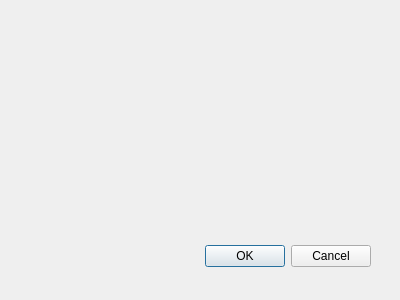
This is plaintext_to_geometry/plaintext_to_geometry_dialog_base.ui in strpaw/qgis3-plain-text-to-geometry as Qt 5 draws it before an edit. The edited form follows.
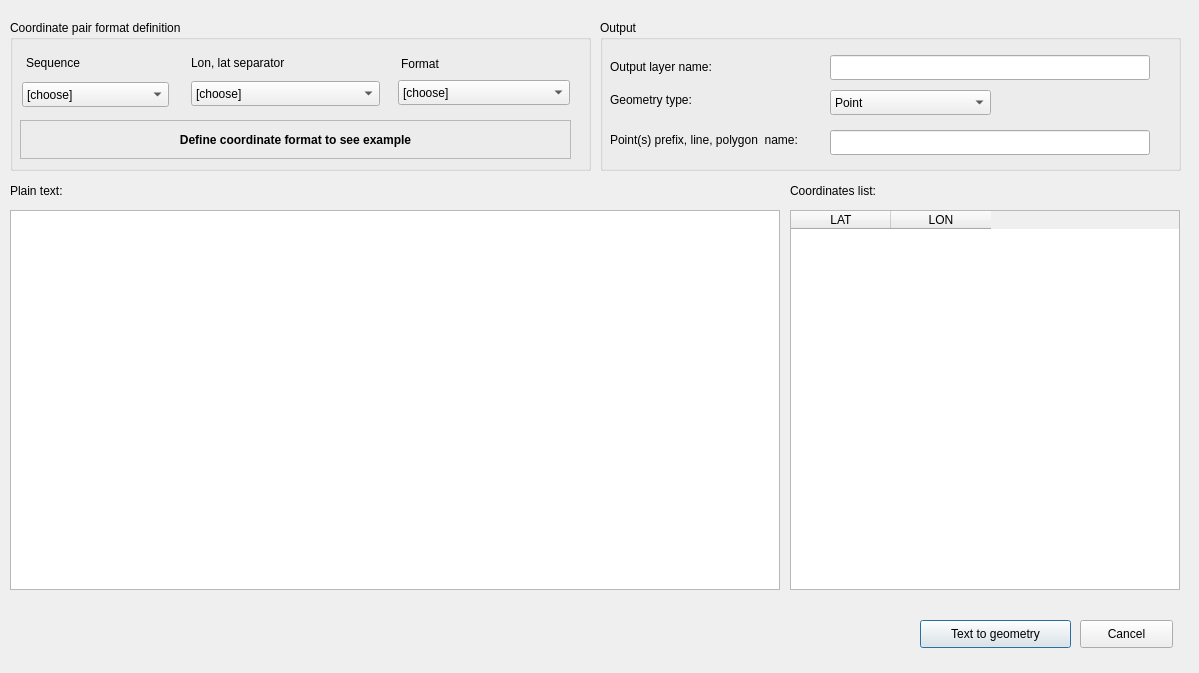
This is the edited form.

```diff
--- a/plaintext_to_geometry/plaintext_to_geometry_dialog_base.ui
+++ b/plaintext_to_geometry/plaintext_to_geometry_dialog_base.ui
@@ -1,31 +1,378 @@
 <ui version="4.0" >
  <class>PlainTextToGeometryDialogBase</class>
- <widget class="QDialog" name="PlainTextToGeometryDialogBase" >
-  <property name="geometry" >
+ <widget class="QDialog" name="PlainTextToGeometryDialogBase">
+  <property name="geometry">
    <rect>
     <x>0</x>
     <y>0</y>
-    <width>400</width>
-    <height>300</height>
+    <width>1199</width>
+    <height>673</height>
    </rect>
   </property>
   <property name="windowTitle" >
    <string>PlainTextToGeometry</string>
   </property>
-  <widget class="QDialogButtonBox" name="button_box" >
-   <property name="geometry" >
+  <widget class="QGroupBox" name="groupBox">
+   <property name="geometry">
     <rect>
-     <x>30</x>
-     <y>240</y>
-     <width>341</width>
-     <height>32</height>
+     <x>10</x>
+     <y>20</y>
+     <width>581</width>
+     <height>151</height>
     </rect>
    </property>
-   <property name="orientation" >
-    <enum>Qt::Horizontal</enum>
+   <property name="title">
+    <string>Coordinate pair format definition</string>
    </property>
-   <property name="standardButtons" >
-    <set>QDialogButtonBox::Cancel|QDialogButtonBox::Ok</set>
+   <widget class="QLabel" name="label_2">
+    <property name="geometry">
+     <rect>
+      <x>181</x>
+      <y>33</y>
+      <width>132</width>
+      <height>19</height>
+     </rect>
+    </property>
+    <property name="text">
+     <string>Lon, lat separator</string>
+    </property>
+   </widget>
+   <widget class="QComboBox" name="comboBoxCoordinatesSeparator">
+    <property name="geometry">
+     <rect>
+      <x>181</x>
+      <y>61</y>
+      <width>189</width>
+      <height>25</height>
+     </rect>
+    </property>
+    <item>
+     <property name="text">
+      <string>[choose]</string>
+     </property>
+    </item>
+    <item>
+     <property name="text">
+      <string>(not separated)</string>
+     </property>
+    </item>
+    <item>
+     <property name="text">
+      <string> (Space)</string>
+     </property>
+    </item>
+    <item>
+     <property name="text">
+      <string>-(Hyphen)</string>
+     </property>
+    </item>
+    <item>
+     <property name="text">
+      <string>/(Slash)</string>
+     </property>
+    </item>
+    <item>
+     <property name="text">
+      <string>\(Backslah)</string>
+     </property>
+    </item>
+   </widget>
+   <widget class="QLabel" name="label">
+    <property name="geometry">
+     <rect>
+      <x>16</x>
+      <y>33</y>
+      <width>105</width>
+      <height>19</height>
+     </rect>
+    </property>
+    <property name="text">
+     <string>Sequence</string>
+    </property>
+   </widget>
+   <widget class="QComboBox" name="comboBoxCoordinatesFormat">
+    <property name="geometry">
+     <rect>
+      <x>388</x>
+      <y>60</y>
+      <width>172</width>
+      <height>25</height>
+     </rect>
+    </property>
+    <item>
+     <property name="text">
+      <string>[choose]</string>
+     </property>
+    </item>
+    <item>
+     <property name="text">
+      <string>DMSH compacted</string>
+     </property>
+    </item>
+    <item>
+     <property name="text">
+      <string>HDMS compacted</string>
+     </property>
+    </item>
+    <item>
+     <property name="text">
+      <string>DMSH separated</string>
+     </property>
+    </item>
+    <item>
+     <property name="text">
+      <string>HDMS separated</string>
+     </property>
+    </item>
+   </widget>
+   <widget class="QLabel" name="label_3">
+    <property name="geometry">
+     <rect>
+      <x>391</x>
+      <y>34</y>
+      <width>144</width>
+      <height>19</height>
+     </rect>
+    </property>
+    <property name="text">
+     <string>Format</string>
+    </property>
+   </widget>
+   <widget class="QComboBox" name="comboBoxCoordinatesSequence">
+    <property name="geometry">
+     <rect>
+      <x>12</x>
+      <y>62</y>
+      <width>147</width>
+      <height>25</height>
+     </rect>
+    </property>
+    <item>
+     <property name="text">
+      <string>[choose]</string>
+     </property>
+    </item>
+    <item>
+     <property name="text">
+      <string>LAT LON</string>
+     </property>
+    </item>
+    <item>
+     <property name="text">
+      <string>LON LAT</string>
+     </property>
+    </item>
+   </widget>
+   <widget class="QLabel" name="labelCoordinatesExample">
+    <property name="geometry">
+     <rect>
+      <x>10</x>
+      <y>100</y>
+      <width>551</width>
+      <height>39</height>
+     </rect>
+    </property>
+    <property name="font">
+     <font>
+      <pointsize>9</pointsize>
+      <weight>75</weight>
+      <bold>true</bold>
+     </font>
+    </property>
+    <property name="frameShape">
+     <enum>QFrame::StyledPanel</enum>
+    </property>
+    <property name="frameShadow">
+     <enum>QFrame::Raised</enum>
+    </property>
+    <property name="lineWidth">
+     <number>3</number>
+    </property>
+    <property name="text">
+     <string>Define coordinate format to see example</string>
+    </property>
+    <property name="alignment">
+     <set>Qt::AlignCenter</set>
+    </property>
+   </widget>
+  </widget>
+  <widget class="QTextEdit" name="textEditPlainText">
+   <property name="geometry">
+    <rect>
+     <x>10</x>
+     <y>210</y>
+     <width>770</width>
+     <height>380</height>
+    </rect>
+   </property>
+  </widget>
+  <widget class="QLabel" name="label_12">
+   <property name="geometry">
+    <rect>
+     <x>10</x>
+     <y>180</y>
+     <width>70</width>
+     <height>21</height>
+    </rect>
+   </property>
+   <property name="text">
+    <string>Plain text:</string>
+   </property>
+  </widget>
+  <widget class="QGroupBox" name="groupBox_2">
+   <property name="geometry">
+    <rect>
+     <x>600</x>
+     <y>20</y>
+     <width>581</width>
+     <height>151</height>
+    </rect>
+   </property>
+   <property name="title">
+    <string>Output</string>
+   </property>
+   <widget class="QComboBox" name="comboBoxOutputGeometryType">
+    <property name="geometry">
+     <rect>
+      <x>230</x>
+      <y>70</y>
+      <width>161</width>
+      <height>25</height>
+     </rect>
+    </property>
+    <item>
+     <property name="text">
+      <string>Point</string>
+     </property>
+    </item>
+    <item>
+     <property name="text">
+      <string>Line</string>
+     </property>
+    </item>
+    <item>
+     <property name="text">
+      <string>Polygon</string>
+     </property>
+    </item>
+   </widget>
+   <widget class="QLabel" name="label_5">
+    <property name="geometry">
+     <rect>
+      <x>10</x>
+      <y>70</y>
+      <width>210</width>
+      <height>20</height>
+     </rect>
+    </property>
+    <property name="text">
+     <string>Geometry type:</string>
+    </property>
+   </widget>
+   <widget class="QLabel" name="label_6">
+    <property name="geometry">
+     <rect>
+      <x>10</x>
+      <y>110</y>
+      <width>210</width>
+      <height>19</height>
+     </rect>
+    </property>
+    <property name="text">
+     <string>Point(s) prefix, line, polygon  name:</string>
+    </property>
+   </widget>
+   <widget class="QLineEdit" name="lineEditFeatureName">
+    <property name="geometry">
+     <rect>
+      <x>230</x>
+      <y>110</y>
+      <width>320</width>
+      <height>25</height>
+     </rect>
+    </property>
+   </widget>
+   <widget class="QLabel" name="label_4">
+    <property name="geometry">
+     <rect>
+      <x>10</x>
+      <y>37</y>
+      <width>210</width>
+      <height>20</height>
+     </rect>
+    </property>
+    <property name="text">
+     <string>Output layer name:</string>
+    </property>
+   </widget>
+   <widget class="QLineEdit" name="lineEditOutputLayerName">
+    <property name="geometry">
+     <rect>
+      <x>230</x>
+      <y>35</y>
+      <width>320</width>
+      <height>25</height>
+     </rect>
+    </property>
+   </widget>
+  </widget>
+  <widget class="QTableWidget" name="tableWidgetCoordinates">
+   <property name="geometry">
+    <rect>
+     <x>790</x>
+     <y>210</y>
+     <width>390</width>
+     <height>380</height>
+    </rect>
+   </property>
+   <column>
+    <property name="text">
+     <string>LAT</string>
+    </property>
+   </column>
+   <column>
+    <property name="text">
+     <string>LON</string>
+    </property>
+   </column>
+  </widget>
+  <widget class="QLabel" name="label_13">
+   <property name="geometry">
+    <rect>
+     <x>790</x>
+     <y>180</y>
+     <width>101</width>
+     <height>21</height>
+    </rect>
+   </property>
+   <property name="text">
+    <string>Coordinates list:</string>
+   </property>
+  </widget>
+  <widget class="QPushButton" name="pushButtoPlainTextToGeometry">
+   <property name="geometry">
+    <rect>
+     <x>920</x>
+     <y>620</y>
+     <width>151</width>
+     <height>28</height>
+    </rect>
+   </property>
+   <property name="text">
+    <string>Text to geometry</string>
+   </property>
+  </widget>
+  <widget class="QPushButton" name="pushButtonCancel">
+   <property name="geometry">
+    <rect>
+     <x>1080</x>
+     <y>620</y>
+     <width>93</width>
+     <height>28</height>
+    </rect>
+   </property>
+   <property name="text">
+    <string>Cancel</string>
    </property>
   </widget>
  </widget>
```
Left out of the diff: 40 changed lines with no effect on the pictures.
